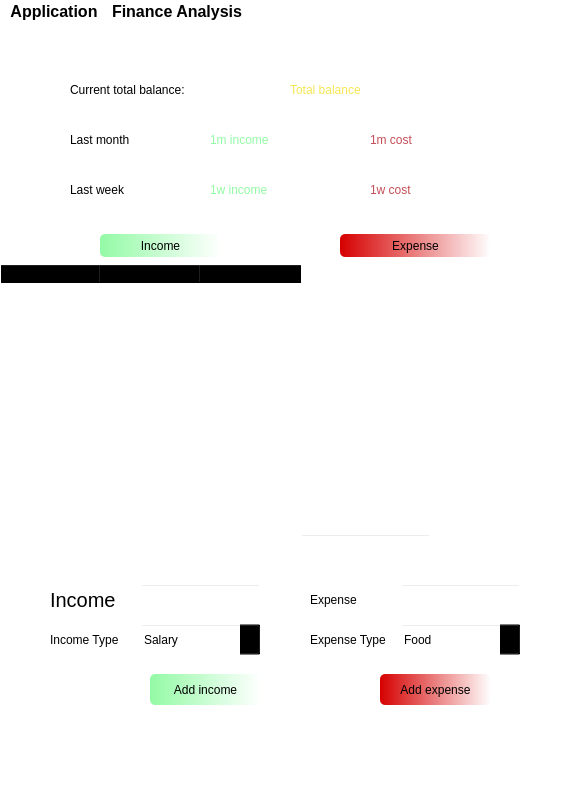
Above: ui/main.ui from AnVu-0312/unihack2022 before the change. Below: the same form after it.
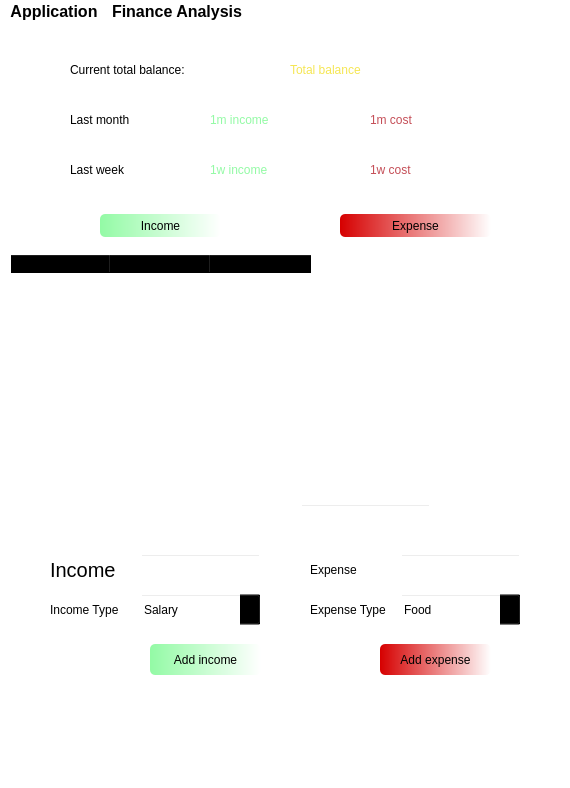
That is the form after the change.

Diff of the .ui file:
```diff
--- a/ui/main.ui
+++ b/ui/main.ui
@@ -6,7 +6,7 @@
    <rect>
     <x>0</x>
     <y>0</y>
-    <width>586</width>
+    <width>570</width>
     <height>788</height>
    </rect>
   </property>
@@ -21,7 +21,7 @@
     <property name="geometry">
      <rect>
       <x>370</x>
-      <y>90</y>
+      <y>70</y>
       <width>131</width>
       <height>51</height>
      </rect>
@@ -38,7 +38,7 @@
     <property name="geometry">
      <rect>
       <x>210</x>
-      <y>140</y>
+      <y>120</y>
       <width>151</width>
       <height>51</height>
      </rect>
@@ -55,7 +55,7 @@
     <property name="geometry">
      <rect>
       <x>210</x>
-      <y>90</y>
+      <y>70</y>
       <width>151</width>
       <height>51</height>
      </rect>
@@ -72,7 +72,7 @@
     <property name="geometry">
      <rect>
       <x>70</x>
-      <y>40</y>
+      <y>20</y>
       <width>211</width>
       <height>51</height>
      </rect>
@@ -89,7 +89,7 @@
     <property name="geometry">
      <rect>
       <x>70</x>
-      <y>90</y>
+      <y>70</y>
       <width>131</width>
       <height>51</height>
      </rect>
@@ -106,7 +106,7 @@
     <property name="geometry">
      <rect>
       <x>70</x>
-      <y>140</y>
+      <y>120</y>
       <width>141</width>
       <height>51</height>
      </rect>
@@ -123,7 +123,7 @@
     <property name="geometry">
      <rect>
       <x>290</x>
-      <y>40</y>
+      <y>20</y>
       <width>131</width>
       <height>51</height>
      </rect>
@@ -140,7 +140,7 @@
     <property name="geometry">
      <rect>
       <x>370</x>
-      <y>140</y>
+      <y>120</y>
       <width>141</width>
       <height>51</height>
      </rect>
@@ -156,10 +156,10 @@
    <widget class="QTableWidget" name="tableWidgetInformation">
     <property name="geometry">
      <rect>
-      <x>0</x>
-      <y>240</y>
-      <width>521</width>
-      <height>241</height>
+      <x>10</x>
+      <y>230</y>
+      <width>551</width>
+      <height>231</height>
      </rect>
     </property>
     <column>
@@ -191,7 +191,7 @@
     <property name="geometry">
      <rect>
       <x>100</x>
-      <y>210</y>
+      <y>190</y>
       <width>121</width>
       <height>23</height>
      </rect>
@@ -209,7 +209,7 @@
     <property name="geometry">
      <rect>
       <x>340</x>
-      <y>210</y>
+      <y>190</y>
       <width>151</width>
       <height>23</height>
      </rect>
@@ -230,7 +230,7 @@
     <property name="geometry">
      <rect>
       <x>50</x>
-      <y>560</y>
+      <y>530</y>
       <width>71</width>
       <height>31</height>
      </rect>
@@ -256,7 +256,7 @@
     <property name="geometry">
      <rect>
       <x>380</x>
-      <y>650</y>
+      <y>620</y>
       <width>111</width>
       <height>31</height>
      </rect>
@@ -275,7 +275,7 @@
     <property name="geometry">
      <rect>
       <x>310</x>
-      <y>560</y>
+      <y>530</y>
       <width>81</width>
       <height>31</height>
      </rect>
@@ -292,7 +292,7 @@
     <property name="geometry">
      <rect>
       <x>310</x>
-      <y>590</y>
+      <y>560</y>
       <width>91</width>
       <height>51</height>
      </rect>
@@ -312,7 +312,7 @@
     <property name="geometry">
      <rect>
       <x>50</x>
-      <y>590</y>
+      <y>560</y>
       <width>81</width>
       <height>51</height>
      </rect>
@@ -332,7 +332,7 @@
     <property name="geometry">
      <rect>
       <x>150</x>
-      <y>650</y>
+      <y>620</y>
       <width>111</width>
       <height>31</height>
      </rect>
@@ -351,7 +351,7 @@
     <property name="geometry">
      <rect>
       <x>400</x>
-      <y>600</y>
+      <y>570</y>
       <width>121</width>
       <height>31</height>
      </rect>
@@ -401,7 +401,7 @@
     <property name="geometry">
      <rect>
       <x>140</x>
-      <y>600</y>
+      <y>570</y>
       <width>121</width>
       <height>31</height>
      </rect>
@@ -451,7 +451,7 @@
     <property name="geometry">
      <rect>
       <x>400</x>
-      <y>560</y>
+      <y>530</y>
       <width>121</width>
       <height>31</height>
      </rect>
@@ -465,7 +465,7 @@
     <property name="geometry">
      <rect>
       <x>140</x>
-      <y>560</y>
+      <y>530</y>
       <width>121</width>
       <height>31</height>
      </rect>
@@ -488,7 +488,7 @@
     <property name="geometry">
      <rect>
       <x>90</x>
-      <y>510</y>
+      <y>480</y>
       <width>191</width>
       <height>31</height>
      </rect>
@@ -505,7 +505,7 @@
     <property name="geometry">
      <rect>
       <x>300</x>
-      <y>510</y>
+      <y>480</y>
       <width>131</width>
       <height>31</height>
      </rect>
@@ -522,7 +522,7 @@
     <rect>
      <x>0</x>
      <y>0</y>
-     <width>586</width>
+     <width>570</width>
      <height>34</height>
     </rect>
    </property>
```
